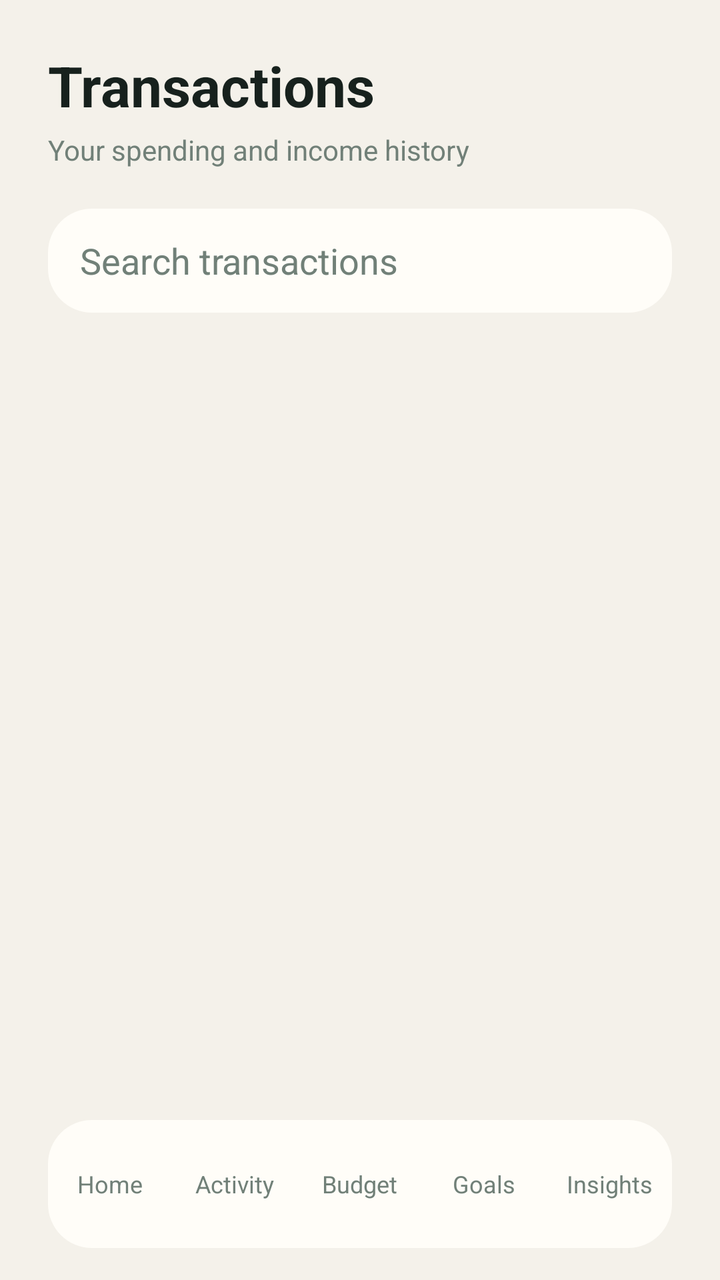
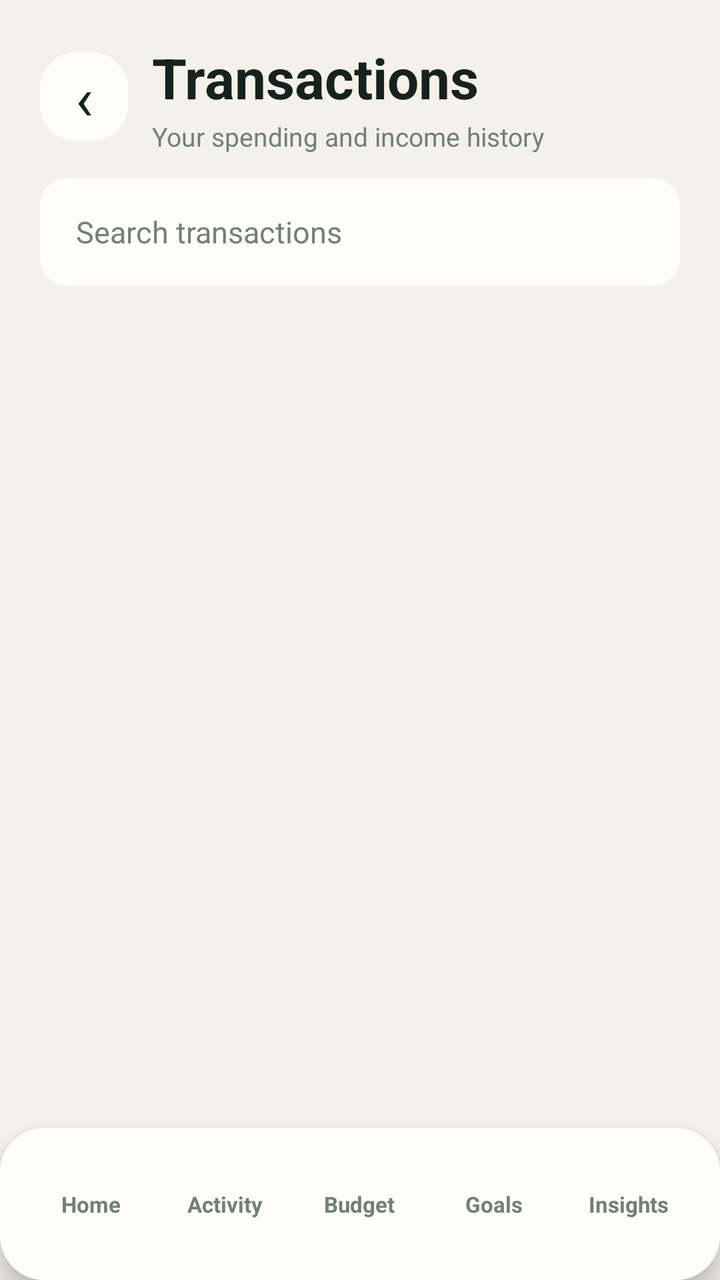

Before-and-after screenshots of an Android layout around one commit, followed by the original layout XML and the change that was made.
<!-- AndroidManifest.xml: application theme Theme.App -->
<!-- res/layout/activity_transactions.xml -->
<?xml version="1.0" encoding="utf-8"?>
<LinearLayout xmlns:android="http://schemas.android.com/apk/res/android"
    android:layout_width="match_parent"
    android:layout_height="match_parent"
    android:background="@color/lumen_background"
    android:orientation="vertical"
    android:paddingStart="24dp"
    android:paddingTop="24dp"
    android:paddingEnd="24dp"
    android:paddingBottom="16dp">

    <TextView
        android:layout_width="wrap_content"
        android:layout_height="wrap_content"
        android:text="@string/activity_title"
        android:textColor="@color/lumen_ink"
        android:textSize="28sp"
        android:textStyle="bold" />

    <TextView
        android:layout_width="wrap_content"
        android:layout_height="wrap_content"
        android:layout_marginTop="4dp"
        android:text="@string/activity_subtitle"
        android:textColor="@color/lumen_muted"
        android:textSize="14sp" />

    <EditText
        android:id="@+id/transaction_search"
        android:layout_width="match_parent"
        android:layout_height="52dp"
        android:layout_marginTop="20dp"
        android:background="@drawable/balance_surface_background"
        android:hint="@string/search_transactions"
        android:inputType="text"
        android:paddingStart="16dp"
        android:paddingEnd="16dp"
        android:singleLine="true"
        android:textColor="@color/lumen_ink"
        android:textColorHint="@color/lumen_muted" />

    <ListView
        android:id="@+id/transaction_list"
        android:layout_width="match_parent"
        android:layout_height="0dp"
        android:layout_marginTop="16dp"
        android:layout_weight="1"
        android:clipToPadding="false"
        android:divider="@null"
        android:dividerHeight="8dp"
        android:paddingBottom="12dp" />
    <include layout="@layout/view_bottom_navigation" />
</LinearLayout>
<!-- res/layout/view_bottom_navigation.xml (included above) -->
<?xml version="1.0" encoding="utf-8"?>
<LinearLayout xmlns:android="http://schemas.android.com/apk/res/android"
    android:id="@+id/bottom_navigation"
    android:layout_width="match_parent"
    android:layout_height="64dp"
    android:background="@drawable/balance_surface_background"
    android:gravity="center"
    android:orientation="horizontal"
    android:paddingTop="6dp"
    android:paddingBottom="6dp">
    <TextView android:id="@+id/nav_home" style="@style/BottomNavigationItem" android:text="@string/home" />
    <TextView android:id="@+id/nav_activity" style="@style/BottomNavigationItem" android:text="@string/activity" />
    <TextView android:id="@+id/nav_budget" style="@style/BottomNavigationItem" android:text="@string/budget" />
    <TextView android:id="@+id/nav_goals" style="@style/BottomNavigationItem" android:text="@string/goals" />
    <TextView android:id="@+id/nav_insights" style="@style/BottomNavigationItem" android:text="@string/insights" />
</LinearLayout>
<!-- resources referenced by this layout -->
<resources>
  <color name="lumen_background">#F4F1EA</color>
  <color name="lumen_ink">#17211D</color>
  <color name="lumen_muted">#718078</color>
  <string name="activity">Activity</string>
  <string name="activity_subtitle">Your spending and income history</string>
  <string name="activity_title">Transactions</string>
  <string name="budget">Budget</string>
  <string name="goals">Goals</string>
  <string name="home">Home</string>
  <string name="insights">Insights</string>
  <string name="search_transactions">Search transactions</string>
  <style name="BottomNavigationItem">
          <item name="android:layout_width">0dp</item>
          <item name="android:layout_height">match_parent</item>
          <item name="android:layout_weight">1</item>
          <item name="android:gravity">center</item>
          <item name="android:textColor">@color/lumen_muted</item>
          <item name="android:textSize">12sp</item>
          <item name="android:clickable">true</item>
          <item name="android:focusable">true</item>
      </style>
  <style name="Theme.App" parent="android:Theme.Material.Light.NoActionBar">
          <item name="android:colorPrimary">@color/primary</item>
          <item name="android:colorAccent">@color/lumen_accent</item>
          <item name="android:windowLightStatusBar">true</item>
          <item name="android:statusBarColor">@color/lumen_background</item>
          <item name="android:navigationBarColor">@color/lumen_background</item>
          <item name="android:windowLightNavigationBar">true</item>
      </style>
  <color name="lumen_surface">#FFFDF8</color>
  <color name="primary">#087F6D</color>
  <color name="lumen_accent">#176B55</color>
  <!-- unchanged entries left out for length: 1 -->
</resources>

<!-- the commit's change to res/layout/activity_transactions.xml (unified diff, before → after) -->
@@ -1,70 +1,31 @@
 <?xml version="1.0" encoding="utf-8"?>
-<LinearLayout xmlns:android="http://schemas.android.com/apk/res/android"
-    android:layout_width="match_parent"
-    android:layout_height="match_parent"
-    android:background="@color/lumen_background"
-    android:orientation="vertical"
-    android:paddingStart="24dp"
-    android:paddingTop="24dp"
-    android:paddingEnd="24dp"
-    android:paddingBottom="16dp">
-
-    <TextView
-        android:layout_width="wrap_content"
-        android:layout_height="wrap_content"
-        android:text="@string/activity_title"
-        android:textColor="@color/lumen_ink"
-        android:textSize="28sp"
-        android:textStyle="bold" />
-
-    <TextView
-        android:layout_width="wrap_content"
-        android:layout_height="wrap_content"
-        android:layout_marginTop="4dp"
-        android:text="@string/activity_subtitle"
-        android:textColor="@color/lumen_muted"
-        android:textSize="14sp" />
-
-    <EditText
-        android:id="@+id/transaction_search"
-        android:layout_width="match_parent"
-        android:layout_height="52dp"
-        android:layout_marginTop="20dp"
-        android:background="@drawable/balance_surface_background"
-        android:hint="@string/search_transactions"
-        android:inputType="text"
-        android:paddingStart="16dp"
-        android:paddingEnd="16dp"
-        android:singleLine="true"
-        android:textColor="@color/lumen_ink"
-        android:textColorHint="@color/lumen_muted" />
-
-    <ListView
-        android:id="@+id/transaction_list"
-        android:layout_width="match_parent"
-        android:layout_height="0dp"
-        android:layout_marginTop="16dp"
-        android:layout_weight="1"
-        android:clipToPadding="false"
-        android:divider="@null"
-        android:dividerHeight="8dp"
-        android:paddingBottom="12dp" />
+<LinearLayout xmlns:android="http://schemas.android.com/apk/res/android" android:layout_width="match_parent" android:layout_height="match_parent" android:background="@color/lumen_background" android:orientation="vertical">
+    <LinearLayout android:layout_width="match_parent" android:layout_height="wrap_content" android:orientation="horizontal" android:gravity="center_vertical" android:paddingStart="@dimen/screen_h_padding" android:paddingEnd="@dimen/screen_h_padding" android:paddingTop="20dp" android:paddingBottom="12dp">
+        <TextView android:id="@+id/transactions_back" android:layout_width="44dp" android:layout_height="44dp" android:background="@drawable/action_tile_background" android:contentDescription="@string/back" android:gravity="center" android:text="‹" android:textSize="30sp" android:textColor="@color/lumen_ink" />
+        <LinearLayout android:layout_width="0dp" android:layout_height="wrap_content" android:layout_weight="1" android:orientation="vertical" android:layout_marginStart="12dp">
+            <TextView android:layout_width="wrap_content" android:layout_height="wrap_content" android:text="@string/activity_title" android:textColor="@color/lumen_ink" android:textSize="28sp" android:textStyle="bold" />
+            <TextView android:layout_width="wrap_content" android:layout_height="wrap_content" android:layout_marginTop="2dp" android:text="@string/activity_subtitle" android:textColor="@color/lumen_muted" android:textSize="13sp" />
+        </LinearLayout>
+    </LinearLayout>
+    <LinearLayout android:layout_width="match_parent" android:layout_height="wrap_content" android:orientation="vertical" android:paddingStart="@dimen/screen_h_padding" android:paddingEnd="@dimen/screen_h_padding" android:paddingBottom="14dp">
+        <EditText android:id="@+id/transaction_search" android:layout_width="match_parent" android:layout_height="54dp" android:background="@drawable/search_field_background" android:hint="@string/search_transactions" android:inputType="text" android:paddingStart="18dp" android:paddingEnd="18dp" android:singleLine="true" android:textColor="@color/lumen_ink" android:textColorHint="@color/lumen_muted" android:textSize="15sp" />
+    </LinearLayout>
+    <LinearLayout android:layout_width="match_parent" android:layout_height="0dp" android:layout_weight="1" android:orientation="vertical" android:paddingStart="@dimen/screen_h_padding" android:paddingEnd="@dimen/screen_h_padding" android:paddingBottom="8dp">
+        <ListView android:id="@+id/transaction_list" android:layout_width="match_parent" android:layout_height="match_parent" android:clipToPadding="false" android:divider="@null" android:dividerHeight="8dp" android:paddingBottom="12dp" />
+    </LinearLayout>
     <include layout="@layout/view_bottom_navigation" />
 </LinearLayout>
 <!-- res/layout/view_bottom_navigation.xml (included above) -->
 <?xml version="1.0" encoding="utf-8"?>
 <LinearLayout xmlns:android="http://schemas.android.com/apk/res/android"
     android:id="@+id/bottom_navigation"
-    android:layout_width="match_parent"
-    android:layout_height="64dp"
+    android:layout_width="match_parent" android:layout_height="76dp"
     android:background="@drawable/balance_surface_background"
-    android:gravity="center"
-    android:orientation="horizontal"
-    android:paddingTop="6dp"
-    android:paddingBottom="6dp">
-    <TextView android:id="@+id/nav_home" style="@style/BottomNavigationItem" android:text="@string/home" />
-    <TextView android:id="@+id/nav_activity" style="@style/BottomNavigationItem" android:text="@string/activity" />
-    <TextView android:id="@+id/nav_budget" style="@style/BottomNavigationItem" android:text="@string/budget" />
-    <TextView android:id="@+id/nav_goals" style="@style/BottomNavigationItem" android:text="@string/goals" />
-    <TextView android:id="@+id/nav_insights" style="@style/BottomNavigationItem" android:text="@string/insights" />
+    android:elevation="8dp" android:gravity="center" android:orientation="horizontal"
+    android:paddingStart="12dp" android:paddingEnd="12dp">
+    <TextView android:id="@+id/nav_home" style="@style/BottomNavigationItem" android:background="@drawable/nav_item_background" android:contentDescription="@string/nav_home_description" android:text="@string/home" />
+    <TextView android:id="@+id/nav_activity" style="@style/BottomNavigationItem" android:background="@drawable/nav_item_background" android:contentDescription="@string/nav_activity_description" android:text="@string/activity" />
+    <TextView android:id="@+id/nav_budget" style="@style/BottomNavigationItem" android:background="@drawable/nav_item_background" android:contentDescription="@string/nav_budget_description" android:text="@string/budget" />
+    <TextView android:id="@+id/nav_goals" style="@style/BottomNavigationItem" android:background="@drawable/nav_item_background" android:contentDescription="@string/nav_goals_description" android:text="@string/goals" />
+    <TextView android:id="@+id/nav_insights" style="@style/BottomNavigationItem" android:background="@drawable/nav_item_background" android:contentDescription="@string/nav_insights_description" android:text="@string/insights" />
 </LinearLayout>
<!-- resource entries referenced after the edit -->
@@ -3,34 +3,77 @@
   <color name="lumen_background">#F4F1EA</color>
   <color name="lumen_ink">#17211D</color>
   <color name="lumen_muted">#718078</color>
+  <dimen name="screen_h_padding">20dp</dimen>
+  <!-- drawable action_tile_background (drawable) -->
+  <?xml version="1.0" encoding="utf-8"?>
+  <shape xmlns:android="http://schemas.android.com/apk/res/android">
+      <solid android:color="@color/lumen_surface" />
+      <corners android:radius="@dimen/card_radius" />
+  </shape>
+  <!-- drawable nav_item_background (drawable) -->
+  <?xml version="1.0" encoding="utf-8"?>
+  <selector xmlns:android="http://schemas.android.com/apk/res/android">
+      <item android:state_selected="true" android:drawable="@drawable/nav_item_selected" />
+      <item android:state_pressed="true" android:drawable="@drawable/nav_item_selected" />
+      <item android:drawable="@drawable/nav_item_unselected" />
+  </selector>
+  <!-- drawable search_field_background (drawable) -->
+  <?xml version="1.0" encoding="utf-8"?>
+  <shape xmlns:android="http://schemas.android.com/apk/res/android">
+      <solid android:color="@color/lumen_surface" />
+      <corners android:radius="@dimen/control_radius" />
+  </shape>
   <string name="activity">Activity</string>
   <string name="activity_subtitle">Your spending and income history</string>
   <string name="activity_title">Transactions</string>
+  <string name="back">Back</string>
   <string name="budget">Budget</string>
   <string name="goals">Goals</string>
   <string name="home">Home</string>
   <string name="insights">Insights</string>
+  <string name="nav_activity_description">Open activity</string>
+  <string name="nav_budget_description">Open budget</string>
+  <string name="nav_goals_description">Open goals</string>
+  <string name="nav_home_description">Open dashboard</string>
+  <string name="nav_insights_description">Open insights</string>
   <string name="search_transactions">Search transactions</string>
   <style name="BottomNavigationItem">
           <item name="android:layout_width">0dp</item>
-          <item name="android:layout_height">match_parent</item>
+          <item name="android:layout_height">60dp</item>
           <item name="android:layout_weight">1</item>
+          <item name="android:layout_margin">3dp</item>
           <item name="android:gravity">center</item>
           <item name="android:textColor">@color/lumen_muted</item>
-          <item name="android:textSize">12sp</item>
+          <item name="android:textSize">11sp</item>
+          <item name="android:textStyle">bold</item>
           <item name="android:clickable">true</item>
           <item name="android:focusable">true</item>
+          <item name="android:minWidth">48dp</item>
+          <item name="android:minHeight">48dp</item>
       </style>
   <style name="Theme.App" parent="android:Theme.Material.Light.NoActionBar">
-          <item name="android:colorPrimary">@color/primary</item>
+          <item name="android:colorPrimary">@color/lumen_accent</item>
           <item name="android:colorAccent">@color/lumen_accent</item>
           <item name="android:windowLightStatusBar">true</item>
           <item name="android:statusBarColor">@color/lumen_background</item>
-          <item name="android:navigationBarColor">@color/lumen_background</item>
+          <item name="android:navigationBarColor">@color/lumen_surface</item>
           <item name="android:windowLightNavigationBar">true</item>
       </style>
   <color name="lumen_surface">#FFFDF8</color>
-  <color name="primary">#087F6D</color>
+  <dimen name="card_radius">18dp</dimen>
+  <!-- drawable nav_item_selected (drawable) -->
+  <?xml version="1.0" encoding="utf-8"?>
+  <shape xmlns:android="http://schemas.android.com/apk/res/android">
+      <solid android:color="@color/lumen_accent" />
+      <corners android:radius="20dp" />
+  </shape>
+  <!-- drawable nav_item_unselected (drawable) -->
+  <?xml version="1.0" encoding="utf-8"?>
+  <shape xmlns:android="http://schemas.android.com/apk/res/android">
+      <solid android:color="@android:color/transparent" />
+      <corners android:radius="20dp" />
+  </shape>
+  <dimen name="control_radius">14dp</dimen>
   <color name="lumen_accent">#176B55</color>
   <!-- unchanged entries left out for length: 1 -->
 </resources>
